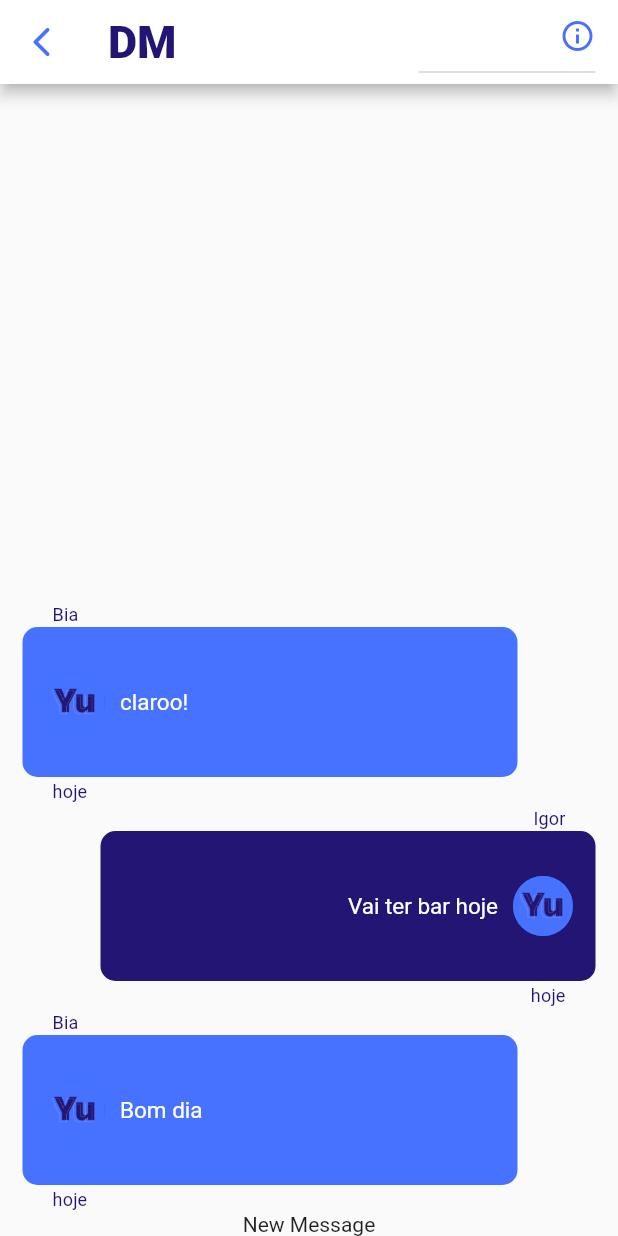
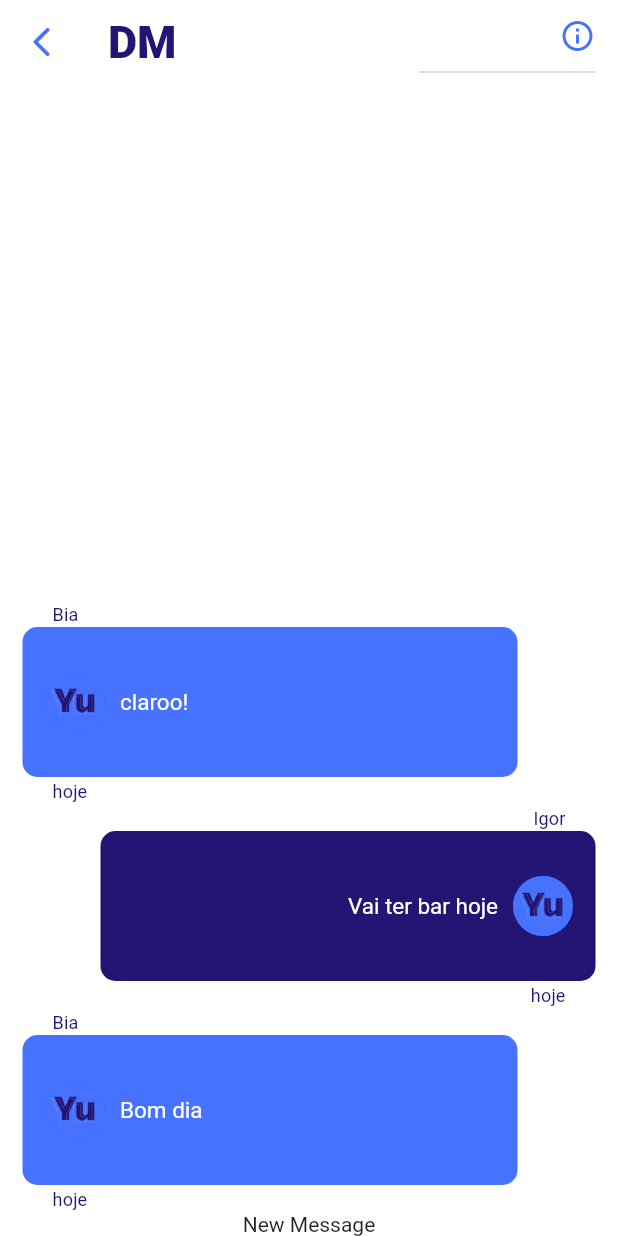
Before and after one commit to christianomere/paapiar, a Flutter app: the screen it shows after launch, on a phone screen of 412 x 824 dp. Run offline on Flutter 3.47's test engine with Material 2 defaults, Android fonts, the phone set to English and light mode, and no system bars; our stand-ins replace flutter_svg, image_picker; accounts and stored records are empty; Roboto replaces fonts that are missing (SF Pro Text).

Commit message:
some general adjustments

```diff
--- a/lib/pages/auth_or_app_page.dart
+++ b/lib/pages/auth_or_app_page.dart
@@ -12,6 +12,7 @@ class AuthOrAppPage extends StatelessWidget {
   Widget build(BuildContext context) {
     return Scaffold(
       body: StreamBuilder<PaapiarUser?>(
+
         stream: AuthMockService().userChanges,
         builder: (ctx, snapshot){
           if(snapshot.connectionState == ConnectionState.waiting){
--- a/lib/pages/chat_page.dart
+++ b/lib/pages/chat_page.dart
@@ -12,8 +12,10 @@ class ChatPage extends StatelessWidget {
   @override
   Widget build(BuildContext context) {
     return Scaffold(
+      backgroundColor: Colors.white,
       appBar: AppBar(
         backgroundColor: Colors.white,
+        elevation: 0.0,
 
         leading: IconButton(
           icon: const Icon(Icons.arrow_back_ios_rounded,
```
